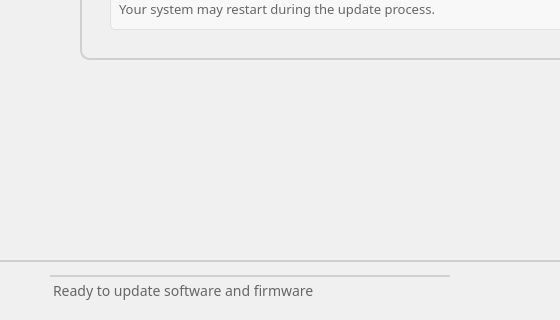
Qt form ui/Settings/UpdateSettingsViewWindow.ui (eguruno1/calth_reader) before a commit; both pictures show x 0 to 560 and y 280 to 600 of the 1024 by 600 pixel window.
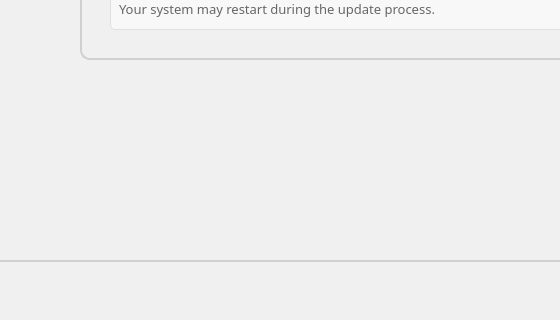
The same form after that commit.

What changed in the file:
```diff
--- a/ui/Settings/UpdateSettingsViewWindow.ui
+++ b/ui/Settings/UpdateSettingsViewWindow.ui
@@ -298,31 +298,6 @@
     border-top: 2px solid #d0d0d0;
 }</string>
     </property>
-    <widget class="QLabel" name="label_status">
-     <property name="geometry">
-      <rect>
-       <x>50</x>
-       <y>15</y>
-       <width>400</width>
-       <height>30</height>
-      </rect>
-     </property>
-     <property name="font">
-      <font>
-       <family>Pretendard</family>
-       <pointsize>14</pointsize>
-      </font>
-     </property>
-     <property name="styleSheet">
-      <string notr="true">QLabel {
-    font-size: 14px;
-    color: #666666;
-}</string>
-     </property>
-     <property name="text">
-      <string>Ready to update software and firmware</string>
-     </property>
-    </widget>
    </widget>
   </widget>
  </widget>
```
Left out of the diff: 4 changed lines with no effect on the pictures.
